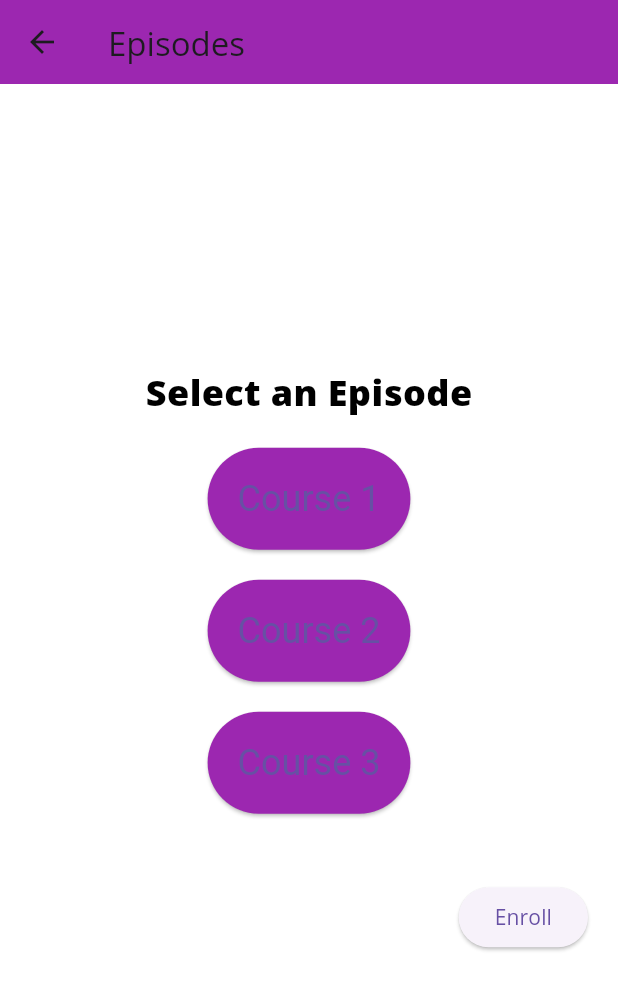
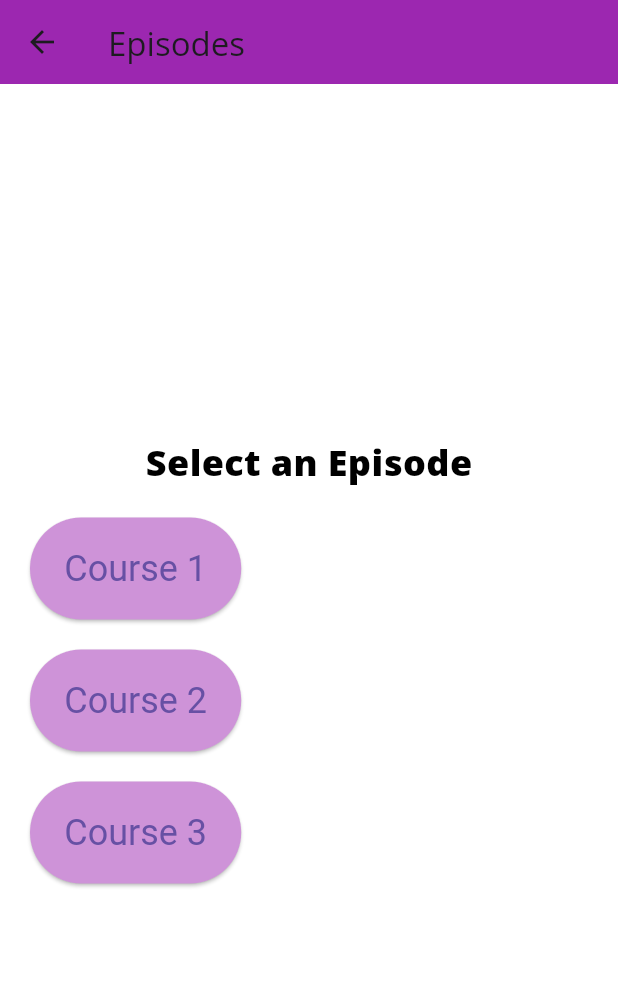
Before and after one commit to Tarun-Rajan/basic-flutter-page, a Flutter app: the EpisodesView screen opened directly, on a phone screen of 412 x 824 dp. Shown: the top 990 px of the screen. Run offline on Flutter 3.47's test engine with Material 3 defaults, Android fonts, the phone set to English and light mode, and no system bars; our stand-ins replace get_it, responsive_builder.

Commit message:
Update episodes_view.dart
keys to left

```diff
--- a/lib/views/episodes/episodes_view.dart
+++ b/lib/views/episodes/episodes_view.dart
@@ -35,12 +35,17 @@ class _EpisodesViewState extends State<EpisodesView> {
                 ),
               ),
               SizedBox(height: _buttonSpacing), // Add some space at the top
-              ElevatedButton(
+              Row(
+                children: [
+                  Expanded(
+                    flex: 2,
+                    child: ElevatedButton(
                       style: ElevatedButton.styleFrom(
                         padding: EdgeInsets.all(20), // Increase button padding
-                  textStyle: TextStyle(fontSize: 24), // Increase text size
-                  backgroundColor:
-                      Colors.purple, // Change button color to purple
+                        textStyle:
+                            TextStyle(fontSize: 24), // Increase text size
+                        backgroundColor: Colors
+                            .purple[200], // Change button color to light purple
                       ),
                       child: Text('Course 1'),
                       onPressed: () {
@@ -49,13 +54,31 @@ class _EpisodesViewState extends State<EpisodesView> {
                         });
                       }, // Add button press handler
                     ),
+                  ),
+                  SizedBox(width: 20), // Add space between button and text
+                  Expanded(
+                    flex: 3,
+                    child: Text(
+                      _selectedCourse == 'Course 1'
+                          ? 'This is Course 1. Learn the basics of programming.'
+                          : '',
+                      style: TextStyle(fontSize: 18),
+                    ),
+                  ),
+                ],
+              ),
               SizedBox(height: _buttonSpacing), // Add space between buttons
-              ElevatedButton(
+              Row(
+                children: [
+                  Expanded(
+                    flex: 2,
+                    child: ElevatedButton(
                       style: ElevatedButton.styleFrom(
                         padding: EdgeInsets.all(20), // Increase button padding
-                  textStyle: TextStyle(fontSize: 24), // Increase text size
-                  backgroundColor:
-                      Colors.purple, // Change button color to purple
+                        textStyle:
+                            TextStyle(fontSize: 24), // Increase text size
+                        backgroundColor: Colors
+                            .purple[200], // Change button color to light purple
                       ),
                       child: Text('Course 2'),
                       onPressed: () {
@@ -64,13 +87,31 @@ class _EpisodesViewState extends State<EpisodesView> {
                         });
                       }, // Add button press handler
                     ),
+                  ),
+                  SizedBox(width: 20), // Add space between button and text
+                  Expanded(
+                    flex: 3,
+                    child: Text(
+                      _selectedCourse == 'Course 2'
+                          ? 'This is Course 2. Learn advanced programming concepts.'
+                          : '',
+                      style: TextStyle(fontSize: 18),
+                    ),
+                  ),
+                ],
+              ),
               SizedBox(height: _buttonSpacing), // Add space between buttons
-              ElevatedButton(
+              Row(
+                children: [
+                  Expanded(
+                    flex: 2,
+                    child: ElevatedButton(
                       style: ElevatedButton.styleFrom(
                         padding: EdgeInsets.all(20), // Increase button padding
-                  textStyle: TextStyle(fontSize: 24), // Increase text size
-                  backgroundColor:
-                      Colors.purple, // Change button color to purple
+                        textStyle:
+                            TextStyle(fontSize: 24), // Increase text size
+                        backgroundColor: Colors
+                            .purple[200], // Change button color to light purple
                       ),
                       child: Text('Course 3'),
                       onPressed: () {
@@ -79,26 +120,16 @@ class _EpisodesViewState extends State<EpisodesView> {
                         });
                       }, // Add button press handler
                     ),
-              SizedBox(
-                  height: _buttonSpacing), // Add space between buttons and text
-              Text(
-                _selectedCourse.isEmpty
-                    ? ''
-                    : _selectedCourse == 'Course 1'
-                        ? 'This is Course 1. Learn the basics of programming.'
-                        : _selectedCourse == 'Course 2'
-                            ? 'This is Course 2. Learn advanced programming concepts.'
-                            : 'This is Course 3. Learn specialized programming skills.',
+                  ),
+                  SizedBox(width: 20), // Add space between button and text
+                  Expanded(
+                    flex: 3,
+                    child: Text(
+                      _selectedCourse == 'Course 3'
+                          ? 'This is Course 3. Learn specialized programming skills.'
+                          : '',
                       style: TextStyle(fontSize: 18),
                     ),
-              Row(
-                mainAxisAlignment: MainAxisAlignment.end, // align to the right
-                children: [
-                  ElevatedButton(
-                    onPressed: () {
-                      // Add enroll button press handler
-                    },
-                    child: Text('Enroll'),
                   ),
                 ],
               ),
```
Lines whose indentation alone changed are shown as unchanged.
